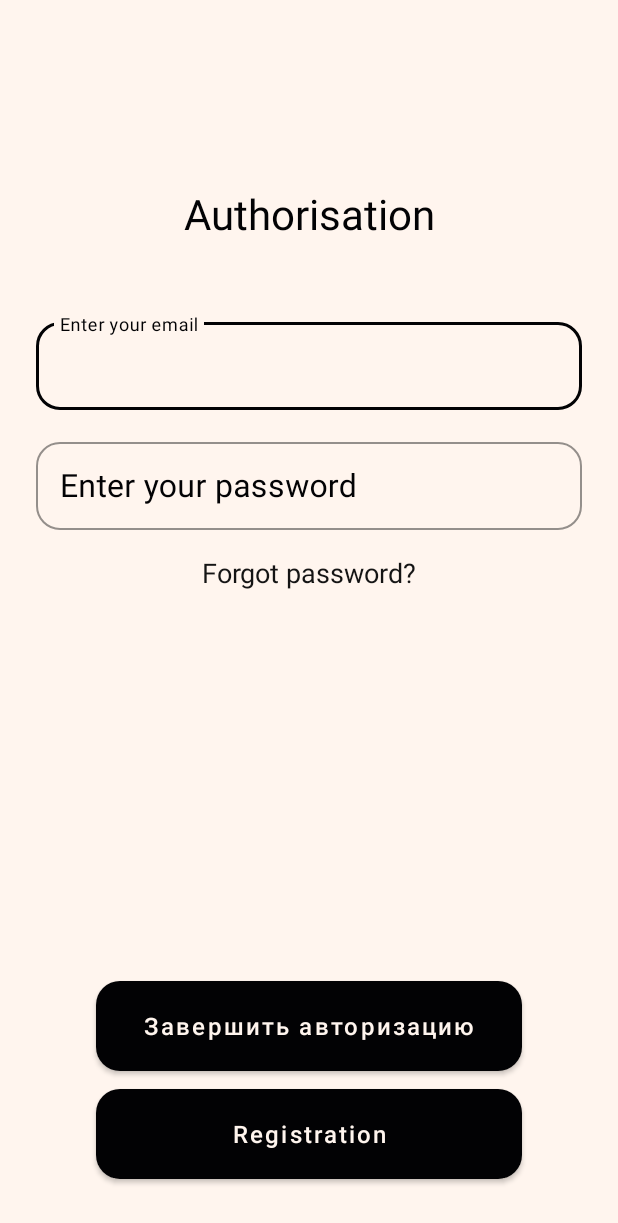
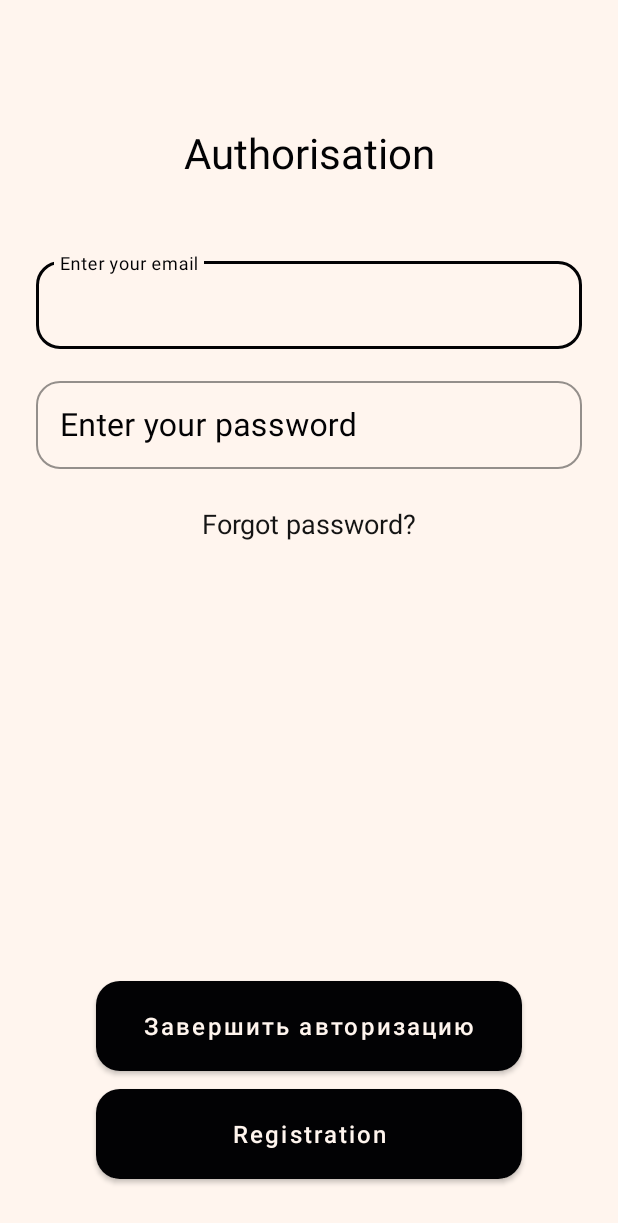
Before and after one commit to bozya02/CLicker, an Android app: the screen it shows after launch (LoginActivity), on a phone screen of 412 x 824 dp. Shown: the top 1223 px of the screen. Run offline under Robolectric (Android 15) with nearby library versions, the phone set to English and light mode, and no system bars; our stand-ins replace Firebase (no records; nobody signed in at launch, a user with empty details on screens opened directly).

Commit message:
Lil fixes

```diff
--- a/app/src/main/res/layout/fragment_auth.xml
+++ b/app/src/main/res/layout/fragment_auth.xml
@@ -22,7 +22,7 @@
         android:layout_width="wrap_content"
         android:layout_height="wrap_content"
         android:orientation="horizontal"
-        app:layout_constraintGuide_percent="0.15" />
+        app:layout_constraintGuide_percent="0.10"/>
 
     <com.google.android.material.textfield.TextInputLayout
         android:id="@+id/layout_input_email"
@@ -89,7 +89,7 @@
         android:layout_height="wrap_content"
         android:text="@string/forgot_password"
         android:textSize="18sp"
-        android:layout_marginTop="16dp"
+        android:layout_marginTop="24dp"
         android:textColor="@color/grey_text"
         app:layout_constraintEnd_toEndOf="parent"
         app:layout_constraintStart_toStartOf="parent"
--- a/app/src/main/res/values/strings.xml
+++ b/app/src/main/res/values/strings.xml
@@ -25,4 +25,5 @@
     <string name="your_nickname">Your Nickname</string>
     <string name="end_reg">Завершить регистрацию</string>
     <string name="forgot_password">Forgot password?</string>
+    <string name="logout">LogOut</string>
 </resources>
```
Also changed, not shown: app/src/main/java/vlados/dudos/gachiclicker/common/ui/fragments/SettingsFragment.kt (+10 -1 lines), app/src/main/res/layout/fragment_settings.xml (+14 -0 lines).
